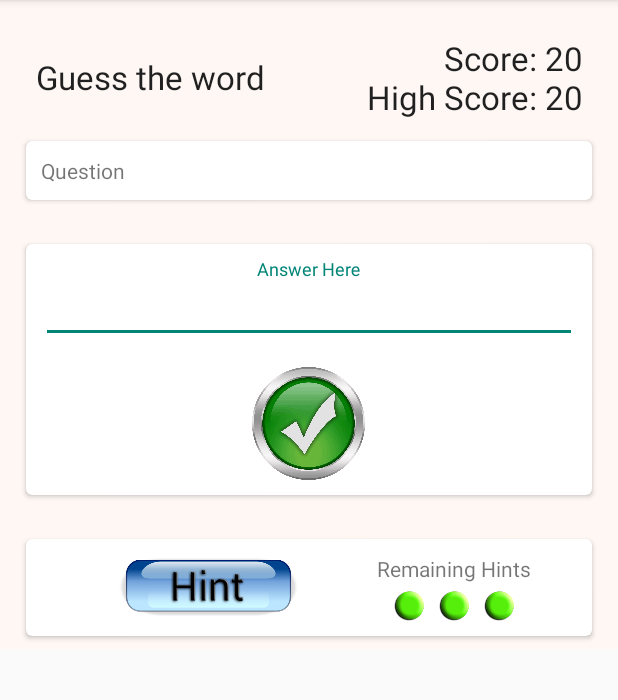
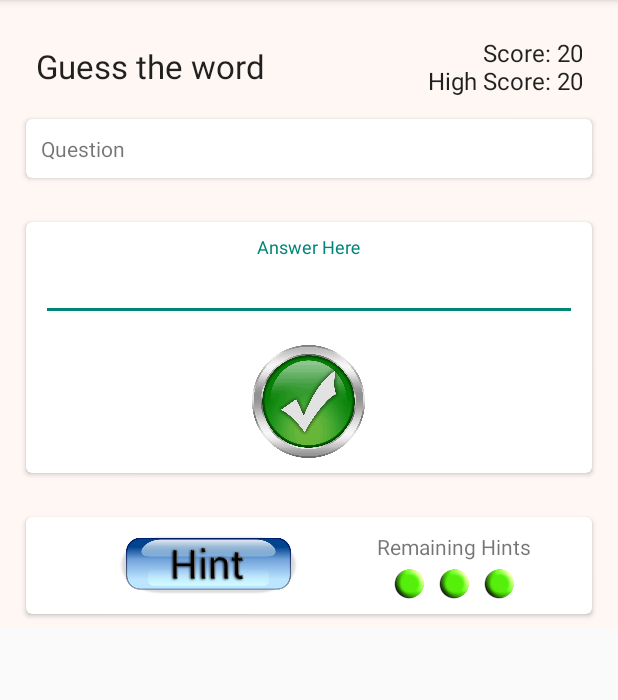
Before and after one commit to ninetyone/WordGame, an Android app: the screen it shows after launch (MainActivity), on a phone screen of 412 x 824 dp, the part 84-784 px from its top. Run offline under Robolectric (Android 15) with nearby library versions, the phone set to English and light mode, and no system bars.

Commit message:
Release1

```diff
--- a/app/src/main/java/com/example/akshaygoyal/wordgame/FetchWordInfo.java
+++ b/app/src/main/java/com/example/akshaygoyal/wordgame/FetchWordInfo.java
@@ -135,7 +135,7 @@ public class FetchWordInfo extends AsyncTask<Void, Void, Void> {
             int updated = 0;
 
             updated = mContext.getContentResolver().update(WordsContract.WordsEntry.buildUriFromId(id), wordValues, WordsContract.WordsEntry._ID + " = ?", new String[]{String.valueOf(id)});
-            mSharedPreferences = mContext.getSharedPreferences(MainActivity.MY_PREFS, Context.MODE_PRIVATE);
+            mSharedPreferences = mContext.getSharedPreferences(SplashActivity.MY_PREFS, Context.MODE_PRIVATE);
             mSharedPreferences.edit().putInt("last_updated_row", ++id).apply();
 
             Log.i(LOG_TAG, "Entry Updated " + id);
@@ -196,4 +196,5 @@ public class FetchWordInfo extends AsyncTask<Void, Void, Void> {
         }
         return wordInfoJsonStr;
     }
+
 }
--- a/app/src/main/java/com/example/akshaygoyal/wordgame/FetchWords.java
+++ b/app/src/main/java/com/example/akshaygoyal/wordgame/FetchWords.java
@@ -146,7 +146,7 @@ class FetchWords extends AsyncTask<Void, Void, Void> {
     @Override
     protected void onPostExecute(Void aVoid) {
         super.onPostExecute(aVoid);
-        SharedPreferences sharedPreferences = mContext.getSharedPreferences(MainActivity.MY_PREFS, Context.MODE_PRIVATE);
+        SharedPreferences sharedPreferences = mContext.getSharedPreferences(SplashActivity.MY_PREFS, Context.MODE_PRIVATE);
         int count = sharedPreferences.getInt("last_updated_row", 1);
         Cursor cursor = mContext.getContentResolver().query(WordsContract.WordsEntry.CONTENT_URI, null, WordsContract.WordsEntry._ID + " >= ?", new String[]{String.valueOf(count)}, WordsContract.WordsEntry._ID + " ASC");
 
--- a/app/src/main/java/com/example/akshaygoyal/wordgame/MainActivity.java
+++ b/app/src/main/java/com/example/akshaygoyal/wordgame/MainActivity.java
@@ -1,7 +1,5 @@
 package com.example.akshaygoyal.wordgame;
 
-import android.content.Context;
-import android.content.SharedPreferences;
 import android.os.Bundle;
 import android.support.v7.app.AppCompatActivity;
 import android.view.Menu;
@@ -9,37 +7,11 @@ import android.view.MenuItem;
 
 public class MainActivity extends AppCompatActivity implements MainActivityFragment.OnGameClearedListener  {
 
-    public static final String MY_PREFS = "MyPrefs" ;
-    SharedPreferences sharedPreferences;
+
     @Override
     protected void onCreate(Bundle savedInstanceState) {
         super.onCreate(savedInstanceState);
-        sharedPreferences = getSharedPreferences(MY_PREFS, Context.MODE_PRIVATE);
-        if (!sharedPreferences.contains("count")) {
-            SharedPreferences.Editor editor = sharedPreferences.edit();
-            editor.putInt("count", 1);
-            editor.commit();
-        }
-        if (!sharedPreferences.contains("last_updated_row")) {
-            SharedPreferences.Editor editor = sharedPreferences.edit();
-            editor.putInt("last_updated_row", 1);
-            editor.commit();
-        }
-        if (!sharedPreferences.contains("last_high_score")) {
-            SharedPreferences.Editor editor = sharedPreferences.edit();
-            editor.putInt("last_high_score", 20);
-            editor.commit();
-        }
-        if (!sharedPreferences.contains("score_flag")) {
-            SharedPreferences.Editor editor = sharedPreferences.edit();
-            editor.putBoolean("score_flag", false);
-            editor.commit();
-        }
-        //if (!sharedPreferences.contains("current_score")) {
-        SharedPreferences.Editor editor = sharedPreferences.edit();
-        editor.putInt("current_score", 20);
-        editor.commit();
-        //}
+
 
         getSupportFragmentManager().beginTransaction()
                 .replace(R.id.container, new MainActivityFragment(), "Game Fragment")
--- a/app/src/main/java/com/example/akshaygoyal/wordgame/MainActivityFragment.java
+++ b/app/src/main/java/com/example/akshaygoyal/wordgame/MainActivityFragment.java
@@ -5,7 +5,6 @@ import android.content.DialogInterface;
 import android.content.SharedPreferences;
 import android.database.Cursor;
 import android.os.Bundle;
-import android.os.Handler;
 import android.support.v4.app.Fragment;
 import android.support.v7.app.AlertDialog;
 import android.view.LayoutInflater;
@@ -91,7 +90,7 @@ public class MainActivityFragment extends Fragment {
         hintRemaining3 = (ImageView) rootView.findViewById(R.id.hint_remaining_3);
         mScore = (TextView) rootView.findViewById(R.id.score);
 
-        sharedPreferences = getActivity().getSharedPreferences(MainActivity.MY_PREFS, Context.MODE_PRIVATE);
+        sharedPreferences = getActivity().getSharedPreferences(SplashActivity.MY_PREFS, Context.MODE_PRIVATE);
         count = sharedPreferences.getInt("count", 1);
         score = sharedPreferences.getInt("current_score", 20);
         last_high = sharedPreferences.getInt("last_high_score", 20);
@@ -107,14 +106,6 @@ public class MainActivityFragment extends Fragment {
         else if ((cursor.getCount() - count) < 5)
             new FetchWords(getActivity()).execute();
 
-
-        Handler handler = new Handler();
-        handler.postDelayed(new Runnable() {
-            @Override
-            public void run() {
-
-            }
-        }, 2000);
         cursor = getActivity().getContentResolver().query(WordsContract.WordsEntry.CONTENT_URI, WORDS_COLUMNS, WordsContract.WordsEntry._ID + " = ?", new String[]{String.valueOf(count)}, null);
 
         String questionStr;
@@ -349,6 +340,7 @@ public class MainActivityFragment extends Fragment {
         } else {
             showNewGameDialog();
         }
+        mAnswer.setText("");
     }
 
     private void populateList(Cursor cursor, String str, ArrayList<String> arrayList) {
--- /dev/null
+++ b/app/src/main/java/com/example/akshaygoyal/wordgame/SplashActivity.java
@@ -0,0 +1,71 @@
+package com.example.akshaygoyal.wordgame;
+
+import android.content.Context;
+import android.content.Intent;
+import android.content.SharedPreferences;
+import android.database.Cursor;
+import android.os.Bundle;
+import android.os.Handler;
+import android.support.v7.app.AppCompatActivity;
+
+import com.example.akshaygoyal.wordgame.data.WordsContract;
+
+public class SplashActivity extends AppCompatActivity {
+
+
+    public static final String MY_PREFS = "MyPrefs";
+    SharedPreferences sharedPreferences;
+
+    @Override
+    protected void onCreate(Bundle savedInstanceState) {
+        super.onCreate(savedInstanceState);
+        setContentView(R.layout.activity_splash);
+        sharedPreferences = getSharedPreferences(MY_PREFS, Context.MODE_PRIVATE);
+
+        if (!sharedPreferences.contains("count")) {
+            SharedPreferences.Editor editor = sharedPreferences.edit();
+            editor.putInt("count", 1);
+        }
+        if (!sharedPreferences.contains("last_updated_row")) {
+            SharedPreferences.Editor editor = sharedPreferences.edit();
+            editor.putInt("last_updated_row", 1);
+        }
+        if (!sharedPreferences.contains("last_high_score")) {
+            SharedPreferences.Editor editor = sharedPreferences.edit();
+            editor.putInt("last_high_score", 20);
+        }
+        if (!sharedPreferences.contains("score_flag")) {
+            SharedPreferences.Editor editor = sharedPreferences.edit();
+            editor.putBoolean("score_flag", false);
+        }
+        //if (!sharedPreferences.contains("current_score")) {
+        SharedPreferences.Editor editor = sharedPreferences.edit();
+        editor.putInt("current_score", 20);
+        editor.apply();
+        //}
+
+        int count = sharedPreferences.getInt("count", 1);
+        Cursor cursor = getContentResolver().query(WordsContract.WordsEntry.CONTENT_URI, new String[]{
+                WordsContract.WordsEntry.COLUMN_ID}, WordsContract.WordsEntry._ID + " >= ?", new String[]{String.valueOf(count)}, WordsContract.WordsEntry._ID + " ASC");
+
+
+        if (cursor == null) {
+            new FetchWords(this).execute();
+        } else if ((cursor.getCount() - count) < 5) {
+            new FetchWords(this).execute();
+        }
+        int timer = 2000;
+        if (sharedPreferences.getBoolean("first_time", true)) {
+            timer = 5000;
+            sharedPreferences.edit().putBoolean("first_time", false).apply();
+        }
+        new Handler().postDelayed(new Runnable() {
+            @Override
+            public void run() {
+                Intent intent = new Intent(SplashActivity.this, MainActivity.class);
+                startActivity(intent);
+                finish();
+            }
+        }, timer);
+    }
+}
--- a/app/src/main/res/layout/fragment_main.xml
+++ b/app/src/main/res/layout/fragment_main.xml
@@ -42,7 +42,8 @@
                 android:text="Score"
                 android:textAppearance="?android:attr/textAppearanceLarge"
                 android:layout_gravity="center_vertical"
-                android:gravity="right" />
+                android:gravity="right"
+                android:textSize="16sp" />
         </LinearLayout>
 
         <android.support.v7.widget.CardView
--- a/app/src/main/res/values/strings.xml
+++ b/app/src/main/res/values/strings.xml
@@ -3,4 +3,5 @@
     <string name="hello_world">Hello world!</string>
     <string name="action_settings">Settings</string>
     <string name="question">question</string>
+    <string name="title_activity_splash">SplashActivity</string>
 </resources>
--- a/app/src/main/res/values/styles.xml
+++ b/app/src/main/res/values/styles.xml
@@ -4,5 +4,9 @@
     <style name="AppTheme" parent="Theme.AppCompat.Light.DarkActionBar">
         <!-- Customize your theme here. -->
     </style>
+    <style name="SplashTheme" parent="Theme.AppCompat.Light.NoActionBar">
+        <!-- Customize your theme here. -->
+    </style>
+
 
 </resources>
```
Also changed, not shown: app/src/main/AndroidManifest.xml (+16 -11 lines), app/src/main/res/layout/activity_splash.xml (added, +18 -0 lines), app/src/main/res/drawable/word_logo.png (added), 2 other files.
